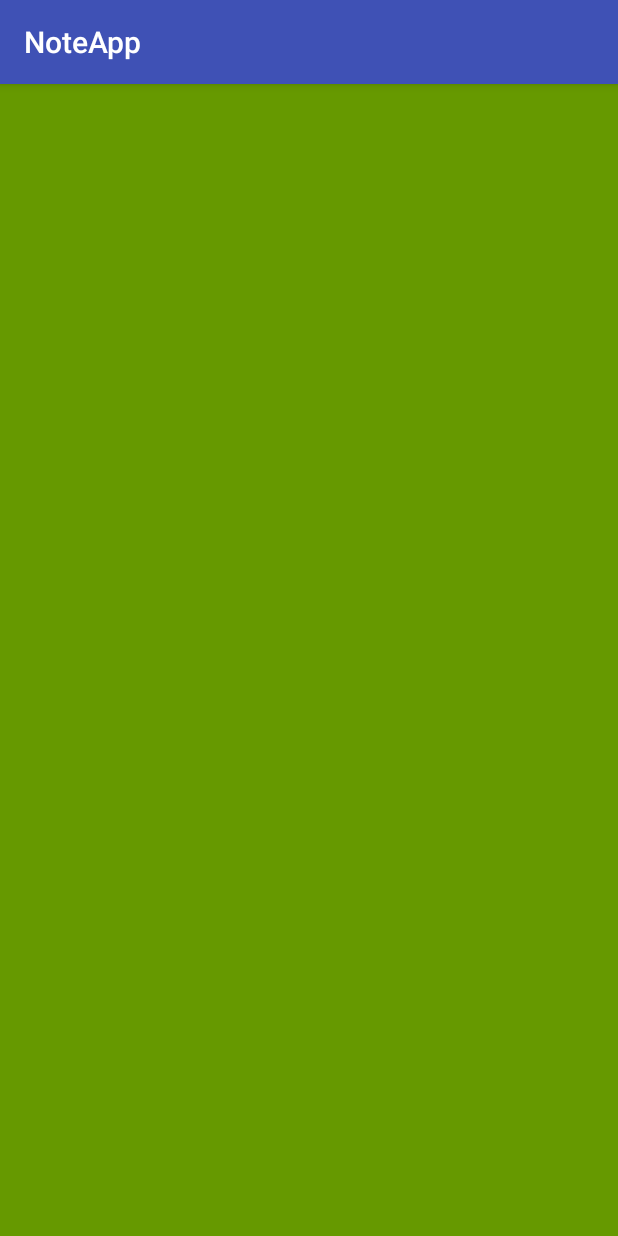
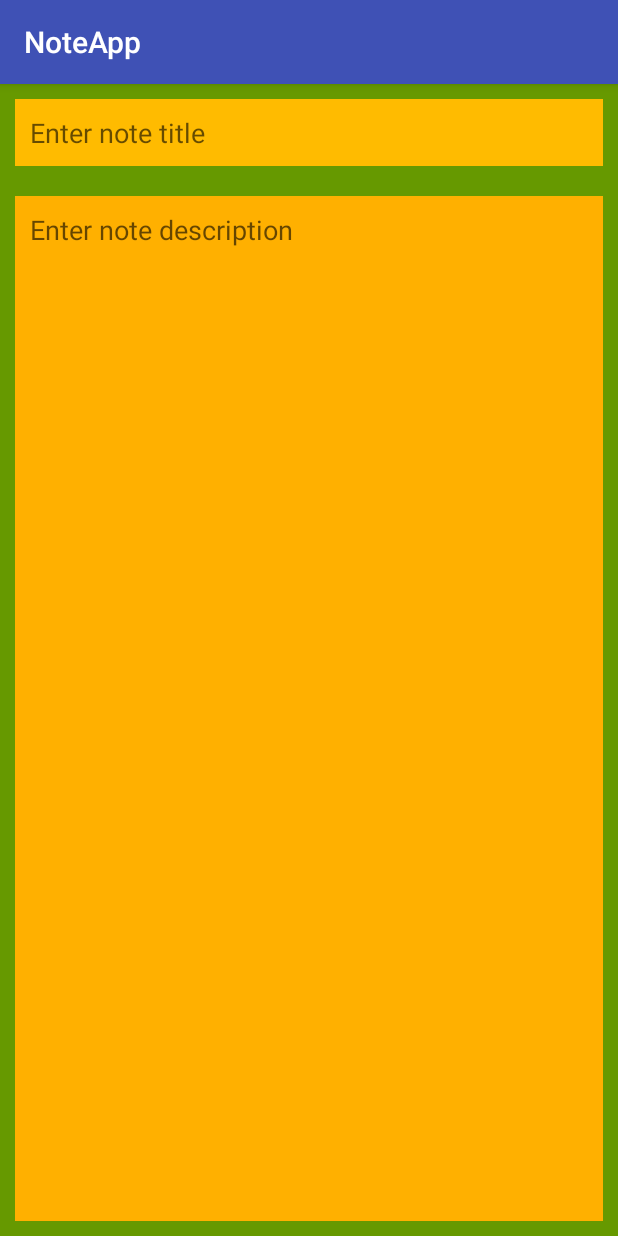
Before and after one commit to pemCristina/NoteApp, an Android app: the fragment NoteDetailFragment shown on its own in the app's theme, on a phone screen of 412 x 824 dp. Run offline under Robolectric (Android 15) with nearby library versions, the phone set to English and light mode, and no system bars.

Commit message:
finished design detail fragment

```diff
--- a/app/src/main/res/layout/fragment_note_detail.xml
+++ b/app/src/main/res/layout/fragment_note_detail.xml
@@ -1,8 +1,27 @@
-<FrameLayout xmlns:android="http://schemas.android.com/apk/res/android"
+<RelativeLayout xmlns:android="http://schemas.android.com/apk/res/android"
     xmlns:tools="http://schemas.android.com/tools"
     android:layout_width="match_parent"
     android:layout_height="match_parent"
     tools:context="es.telefonica.talentum.noteapp.NoteDetailFragment"
     android:background="@android:color/holo_green_dark">
 
-</FrameLayout>
+    <EditText
+        android:id="@+id/fragment_note_details_title_text"
+        android:hint="Enter note title"
+        android:layout_width="match_parent"
+        android:layout_height="wrap_content"
+        android:background="#FFBB00"
+        android:layout_margin="10dp"
+        android:padding="10dp"/>
+
+    <EditText
+        android:id="@+id/fragment_note_details_description_text"
+        android:hint="Enter note description"
+        android:gravity="top|left"
+        android:padding="10dp"
+        android:layout_margin="10dp"
+        android:layout_width="match_parent"
+        android:layout_height="match_parent"
+        android:background="#FFB000"
+        android:layout_below="@+id/fragment_note_details_title_text"/>
+</RelativeLayout>
```
